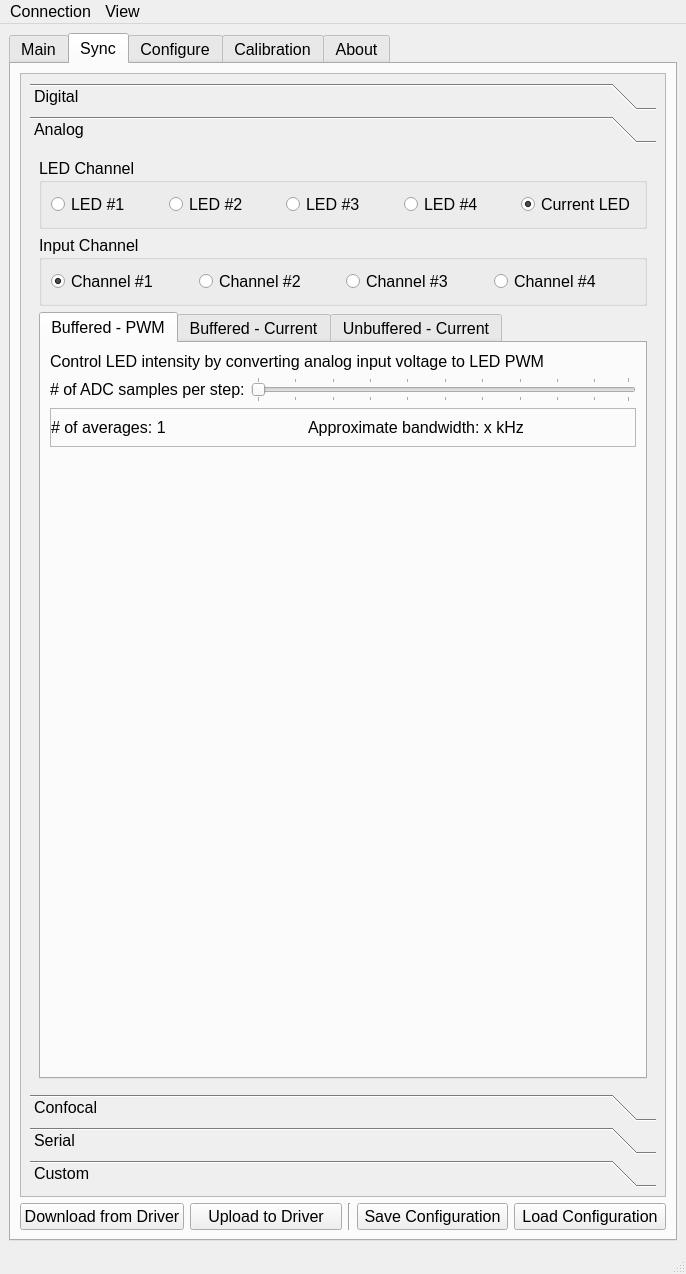
Old version of the form Software/QtDesigner_GUI.ui in the repository Llamero/Four_Channel_MHz_LED_Driver.
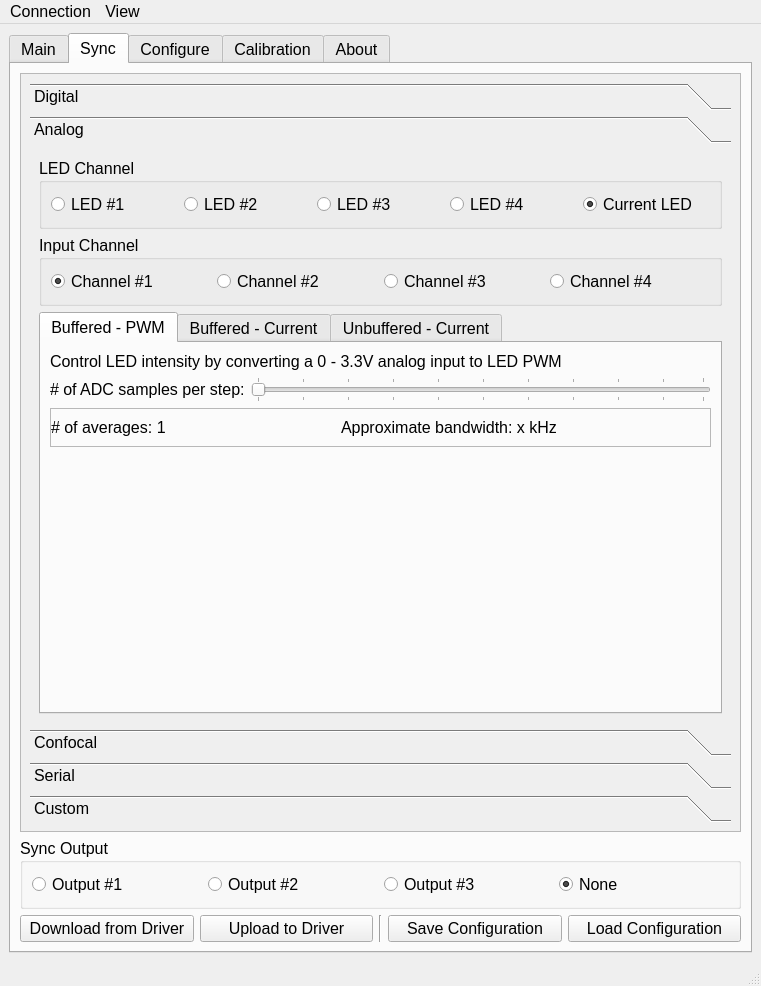
New version of the form. The open tabs and pages were chosen to show the change. Custom widgets are drawn as their Qt base class.

Commit message: Main, sync, and configure tool-tips are complete

```diff
--- a/Software/QtDesigner_GUI.ui
+++ b/Software/QtDesigner_GUI.ui
@@ -9,8 +9,8 @@
    <rect>
     <x>0</x>
     <y>0</y>
-    <width>686</width>
-    <height>1274</height>
+    <width>761</width>
+    <height>986</height>
    </rect>
   </property>
   <property name="minimumSize">
@@ -365,41 +365,27 @@
         <string>Sync</string>
        </attribute>
        <layout class="QGridLayout" name="gridLayout_9">
-        <item row="1" column="3">
-         <widget class="Line" name="sync_button_line">
-          <property name="orientation">
-           <enum>Qt::Vertical</enum>
-          </property>
-         </widget>
-        </item>
-        <item row="1" column="2">
-         <widget class="QPushButton" name="sync_upload_button">
-          <property name="text">
-           <string>Upload to Driver</string>
-          </property>
-         </widget>
-        </item>
-        <item row="1" column="4">
-         <widget class="QPushButton" name="sync_save_button">
-          <property name="text">
-           <string>Save Configuration</string>
-          </property>
-         </widget>
-        </item>
-        <item row="1" column="1">
+        <item row="2" column="1">
          <widget class="QPushButton" name="sync_download_button">
           <property name="text">
            <string>Download from Driver</string>
           </property>
          </widget>
         </item>
-        <item row="1" column="5">
+        <item row="2" column="5">
          <widget class="QPushButton" name="sync_load_button">
           <property name="text">
            <string>Load Configuration</string>
           </property>
          </widget>
         </item>
+        <item row="2" column="3">
+         <widget class="Line" name="sync_button_line">
+          <property name="orientation">
+           <enum>Qt::Vertical</enum>
+          </property>
+         </widget>
+        </item>
         <item row="0" column="1" colspan="5">
          <widget class="QScrollArea" name="scrollArea_2">
           <property name="widgetResizable">
@@ -410,8 +396,8 @@
             <rect>
              <x>0</x>
              <y>0</y>
-             <width>642</width>
-             <height>1130</height>
+             <width>717</width>
+             <height>774</height>
             </rect>
            </property>
            <layout class="QGridLayout" name="gridLayout_23">
@@ -1348,8 +1334,8 @@
                 <rect>
                  <x>0</x>
                  <y>0</y>
-                 <width>624</width>
-                 <height>947</height>
+                 <width>699</width>
+                 <height>591</height>
                 </rect>
                </property>
                <property name="toolTip">
@@ -1463,7 +1449,10 @@
                     <item row="0" column="0" colspan="2">
                      <widget class="QLabel" name="sync_analog_output_PWM_label">
                       <property name="text">
-                       <string>Control LED intensity by converting analog input voltage to LED PWM</string>
+                       <string>Control LED intensity by converting a 0 - 3.3V analog input to LED PWM</string>
+                      </property>
+                      <property name="wordWrap">
+                       <bool>false</bool>
                       </property>
                      </widget>
                     </item>
@@ -3081,6 +3070,93 @@
           </widget>
          </widget>
         </item>
+        <item row="2" column="4">
+         <widget class="QPushButton" name="sync_save_button">
+          <property name="toolTip">
+           <string>Save sync configuration as a text file (*.lsc)</string>
+          </property>
+          <property name="text">
+           <string>Save Configuration</string>
+          </property>
+         </widget>
+        </item>
+        <item row="2" column="2">
+         <widget class="QPushButton" name="sync_upload_button">
+          <property name="toolTip">
+           <string>Upload the new sync configuration to the LED driver.</string>
+          </property>
+          <property name="text">
+           <string>Upload to Driver</string>
+          </property>
+         </widget>
+        </item>
+        <item row="1" column="1" colspan="5">
+         <widget class="QGroupBox" name="sync_output_box">
+          <property name="toolTip">
+           <string>Select a sync output channel.  This channel will output 5V when the LED is on, and 0V when the LED is off.</string>
+          </property>
+          <property name="title">
+           <string>Sync Output</string>
+          </property>
+          <layout class="QGridLayout" name="gridLayout_40">
+           <item row="0" column="0">
+            <widget class="QRadioButton" name="sync_output1_button">
+             <property name="toolTip">
+              <string>Sync output #1 to the LED on/off state (5V out = LED on, 0V out = LED off)</string>
+             </property>
+             <property name="text">
+              <string>Output #1</string>
+             </property>
+             <attribute name="buttonGroup">
+              <string notr="true">sync_output_button_group</string>
+             </attribute>
+            </widget>
+           </item>
+           <item row="0" column="2">
+            <widget class="QRadioButton" name="sync_output3_button">
+             <property name="toolTip">
+              <string>Sync output #3 to the LED on/off state (5V out = LED on, 0V out = LED off)</string>
+             </property>
+             <property name="text">
+              <string>Output #3</string>
+             </property>
+             <attribute name="buttonGroup">
+              <string notr="true">sync_output_button_group</string>
+             </attribute>
+            </widget>
+           </item>
+           <item row="0" column="1">
+            <widget class="QRadioButton" name="sync_output2_button">
+             <property name="toolTip">
+              <string>Sync output #2 to the LED on/off state (5V out = LED on, 0V out = LED off)</string>
+             </property>
+             <property name="text">
+              <string>Output #2</string>
+             </property>
+             <attribute name="buttonGroup">
+              <string notr="true">sync_output_button_group</string>
+             </attribute>
+            </widget>
+           </item>
+           <item row="0" column="3">
+            <widget class="QRadioButton" name="sync_output_none_button">
+             <property name="toolTip">
+              <string>Deactivate sync output.</string>
+             </property>
+             <property name="text">
+              <string>None</string>
+             </property>
+             <property name="checked">
+              <bool>true</bool>
+             </property>
+             <attribute name="buttonGroup">
+              <string notr="true">sync_output_button_group</string>
+             </attribute>
+            </widget>
+           </item>
+          </layout>
+         </widget>
+        </item>
        </layout>
       </widget>
       <widget class="QWidget" name="configure_tab">
@@ -4473,7 +4549,7 @@
     <rect>
      <x>0</x>
      <y>0</y>
-     <width>686</width>
+     <width>761</width>
      <height>21</height>
     </rect>
    </property>
```
Left out of the diff: 333 changed lines with no effect on the pictures.
